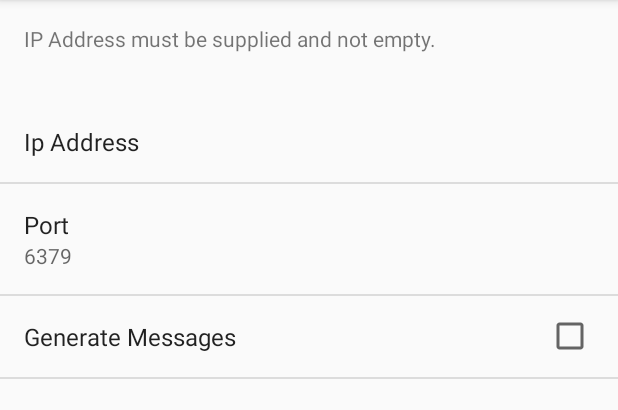
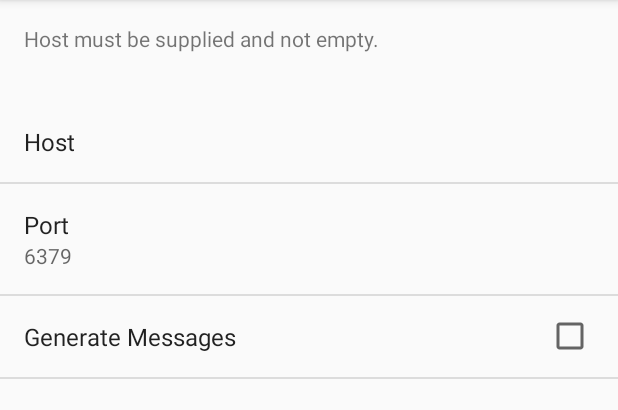
Before and after one commit to Scutterman/android-redis-messenger, an Android app: the fragment SettingsFragment shown on its own in the app's theme, on a phone screen of 412 x 824 dp, the part 84-494 px from its top. Run offline under Robolectric (Android 15) with nearby library versions, the phone set to English and light mode, and no system bars.

Commit message:
Moved strings to resources, changed references from 'IP Address' to 'Host'

```diff
--- a/AndroidRedisMessenger/app/src/main/java/uk/co/cgfindies/androidredismessenger/activity/MainActivity.java
+++ b/AndroidRedisMessenger/app/src/main/java/uk/co/cgfindies/androidredismessenger/activity/MainActivity.java
@@ -319,7 +319,8 @@ public class MainActivity extends AppCompatActivity implements GetMessageRunnabl
     private class MessageAdapter extends ArrayAdapter<MessageDetails>
     {
 
-        public MessageAdapter(Context ctx) {
+        public MessageAdapter(Context ctx)
+        {
             super(ctx, R.layout.list_item, new ArrayList<MessageDetails>());
         }
 
--- a/AndroidRedisMessenger/app/src/main/java/uk/co/cgfindies/androidredismessenger/application/BaseApplication.java
+++ b/AndroidRedisMessenger/app/src/main/java/uk/co/cgfindies/androidredismessenger/application/BaseApplication.java
@@ -3,13 +3,9 @@ package uk.co.cgfindies.androidredismessenger.application;
 import android.app.Application;
 
 import uk.co.cgfindies.androidredismessenger.fragment.SettingsFragment;
-import uk.co.cgfindies.androidredismessenger.storage.JedisProvider;
 
-/**
- * Created by Scutterman on 21/05/2016.
- */
 public class BaseApplication extends Application
 {
-    public static int jedisPort = SettingsFragment.SETTING_IP_ADDRESS_PORT_VALUE_DEFAULT_INT;
+    public static int jedisPort = SettingsFragment.SETTING_HOST_PORT_VALUE_DEFAULT_INT;
     public static String jedisHost = "";
 }
--- a/AndroidRedisMessenger/app/src/main/java/uk/co/cgfindies/androidredismessenger/fragment/SettingsFragment.java
+++ b/AndroidRedisMessenger/app/src/main/java/uk/co/cgfindies/androidredismessenger/fragment/SettingsFragment.java
@@ -24,13 +24,13 @@ import uk.co.cgfindies.androidredismessenger.application.BaseApplication;
  */
 public class SettingsFragment extends PreferenceFragment
 {
-    public static final String SETTING_IP_ADDRESS_KEY = "SETTING_IP_ADDRESS";
-    public static final String SETTING_IP_ADDRESS_PORT_KEY = "SETTING_IP_ADDRESS_PORT";
+    public static final String SETTING_HOST_KEY = "SETTING_HOST";
+    public static final String SETTING_HOST_PORT_KEY = "SETTING_HOST_PORT";
     public static final String SETTING_GENERATE_MESSAGES_KEY = "SETTING_GENERATE_MESSAGES";
     public static final String SETTING_USERNAME = "SETTING_USERNAME";
 
-    public static final String SETTING_IP_ADDRESS_PORT_VALUE_DEFAULT = "6379";
-    public static final int SETTING_IP_ADDRESS_PORT_VALUE_DEFAULT_INT = 6379;
+    public static final String SETTING_HOST_PORT_VALUE_DEFAULT = "6379";
+    public static final int SETTING_HOST_PORT_VALUE_DEFAULT_INT = 6379;
 
     public static final String ARGUMENT_UNSUCCESSFUL_CONNECTION = "ARGUMENT_UNSUCCESSFUL_CONNECTION";
 
@@ -48,23 +48,23 @@ public class SettingsFragment extends PreferenceFragment
 
             String value = sharedPreferences.getString(key, "");
 
-            if (key.equals(SETTING_IP_ADDRESS_PORT_KEY))
+            if (key.equals(SETTING_HOST_PORT_KEY))
             {
                 if (value.length() == 0)
                 {
-                    value = SETTING_IP_ADDRESS_PORT_VALUE_DEFAULT;
+                    value = SETTING_HOST_PORT_VALUE_DEFAULT;
                     SharedPreferences.Editor editor = sharedPreferences.edit();
-                    editor.putString(SETTING_IP_ADDRESS_PORT_KEY, value);
+                    editor.putString(SETTING_HOST_PORT_KEY, value);
                     editor.apply();
                 }
 
-                int portIntValue = SETTING_IP_ADDRESS_PORT_VALUE_DEFAULT_INT;
+                int portIntValue = SETTING_HOST_PORT_VALUE_DEFAULT_INT;
 
                 try {
                     portIntValue = Integer.parseInt(value);
                     if (portIntValue < 0)
                     {
-                        portIntValue = SETTING_IP_ADDRESS_PORT_VALUE_DEFAULT_INT;
+                        portIntValue = SETTING_HOST_PORT_VALUE_DEFAULT_INT;
                     }
                 }
                 catch (NumberFormatException ignored) {}
@@ -72,7 +72,7 @@ public class SettingsFragment extends PreferenceFragment
                 BaseApplication.jedisPort = portIntValue;
             }
 
-            if (key.equals(SETTING_IP_ADDRESS_KEY))
+            if (key.equals(SETTING_HOST_KEY))
             {
                 BaseApplication.jedisHost = value;
             }
@@ -92,8 +92,8 @@ public class SettingsFragment extends PreferenceFragment
         prefs = PreferenceManager.getDefaultSharedPreferences(getActivity());
         prefs.registerOnSharedPreferenceChangeListener(mListener);
 
-        mListener.onSharedPreferenceChanged(prefs, SETTING_IP_ADDRESS_KEY);
-        mListener.onSharedPreferenceChanged(prefs, SETTING_IP_ADDRESS_PORT_KEY);
+        mListener.onSharedPreferenceChanged(prefs, SETTING_HOST_KEY);
+        mListener.onSharedPreferenceChanged(prefs, SETTING_HOST_PORT_KEY);
         mListener.onSharedPreferenceChanged(prefs, SETTING_GENERATE_MESSAGES_KEY);
 
         if (getArguments() != null && getArguments().containsKey(ARGUMENT_UNSUCCESSFUL_CONNECTION))
@@ -113,7 +113,7 @@ public class SettingsFragment extends PreferenceFragment
 
         if (unsuccessfulConnection)
         {
-            errors.add("Jedis connection might not be available, please check host and port.");
+            errors.add(getString(R.string.setting_fragment_connection_unavailable));
         }
 
         String allErrors = "";
@@ -144,21 +144,21 @@ public class SettingsFragment extends PreferenceFragment
         List<String> errors = new ArrayList<>();
 
         SharedPreferences sharedPreferences = PreferenceManager.getDefaultSharedPreferences(ctx);
-        String ipAddress = sharedPreferences.getString(SettingsFragment.SETTING_IP_ADDRESS_KEY, "");
-        String port = sharedPreferences.getString(SettingsFragment.SETTING_IP_ADDRESS_PORT_KEY, SettingsFragment.SETTING_IP_ADDRESS_PORT_VALUE_DEFAULT);
+        String host = sharedPreferences.getString(SettingsFragment.SETTING_HOST_KEY, "");
+        String port = sharedPreferences.getString(SettingsFragment.SETTING_HOST_PORT_KEY, SettingsFragment.SETTING_HOST_PORT_VALUE_DEFAULT);
 
         if (port.length() == 0)
         {
-            port = SettingsFragment.SETTING_IP_ADDRESS_PORT_VALUE_DEFAULT;
+            port = SettingsFragment.SETTING_HOST_PORT_VALUE_DEFAULT;
         }
 
-        if (ipAddress.length() == 0)
+        if (host.length() == 0)
         {
-            errors.add("IP Address must be supplied and not empty.");
+            errors.add(ctx.getString(R.string.setting_fragment_host_must_be_present));
         }
         else
         {
-            BaseApplication.jedisHost = ipAddress;
+            BaseApplication.jedisHost = host;
         }
 
         try {
@@ -166,7 +166,7 @@ public class SettingsFragment extends PreferenceFragment
             if (portAsNumber < 0)
             {
                 // Negative port number?
-                errors.add("Port number must not be negative.");
+                errors.add(ctx.getString(R.string.setting_fragment_negative_port));
             }
             else
             {
@@ -175,10 +175,18 @@ public class SettingsFragment extends PreferenceFragment
         }
         catch (NumberFormatException ex)
         {
-            errors.add("Port must be a number.");
+            errors.add(ctx.getString(R.string.setting_fragment_port_not_a_number));
         }
 
         return errors;
+    }
+
+    public void setErrorText(int stringResourceId)
+    {
+        if (errorBox != null)
+        {
+            errorBox.setText(stringResourceId);
+        }
     }
 
     public void setErrorText(String message)
--- a/AndroidRedisMessenger/app/src/main/res/values/strings.xml
+++ b/AndroidRedisMessenger/app/src/main/res/values/strings.xml
@@ -22,9 +22,12 @@
 
     <!-- Strings related to Settings -->
     <string name="setting_generate_messages_title">Generate Messages</string>
-    <string name="setting_ip_address_title">Ip Address</string>
-    <string name="setting_ip_address_port_title">Port</string>
+    <string name="setting_host_title">Host</string>
+    <string name="setting_host_port_title">Port</string>
 
-    <!-- TODO: Remove or change this placeholder text -->
-    <string name="hello_blank_fragment">Hello blank fragment</string>
+    <string name="setting_fragment_testing_connection">Testing Connection&#8230;</string>
+    <string name="setting_fragment_connection_unavailable">Jedis connection might not be available, please check host and port.</string>
+    <string name="setting_fragment_host_must_be_present">Host must be supplied and not empty.</string>
+    <string name="setting_fragment_negative_port">Port number must not be negative.</string>
+    <string name="setting_fragment_port_not_a_number">Port must be a number.</string>
 </resources>
--- a/AndroidRedisMessenger/app/src/main/res/xml/preferences.xml
+++ b/AndroidRedisMessenger/app/src/main/res/xml/preferences.xml
@@ -2,18 +2,18 @@
 <PreferenceScreen xmlns:android="http://schemas.android.com/apk/res/android">
     <EditTextPreference
         android:defaultValue=""
-        android:id="@+id/setting_ip_address"
-        android:title="@string/setting_ip_address_title"
+        android:id="@+id/setting_host"
+        android:title="@string/setting_host_title"
         android:inputType="number"
         android:digits="0123456789."
-        android:key="SETTING_IP_ADDRESS"
+        android:key="SETTING_HOST"
     />
     <EditTextPreference
         android:defaultValue="6379"
-        android:id="@+id/setting_ip_address_port"
-        android:title="@string/setting_ip_address_port_title"
+        android:id="@+id/setting_host_port"
+        android:title="@string/setting_host_port_title"
         android:inputType="number"
-        android:key="SETTING_IP_ADDRESS_PORT"
+        android:key="SETTING_HOST_PORT"
     />
     <CheckBoxPreference
         android:defaultValue="false"
```
Also changed, not shown: AndroidRedisMessenger/app/src/main/java/uk/co/cgfindies/androidredismessenger/activity/SettingsActivity.java (+4 -3 lines).
